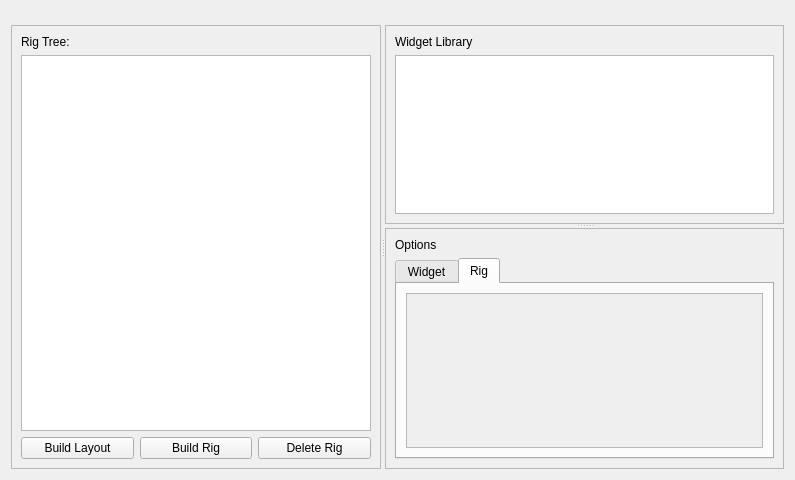
Above: ui_resources/rigwidget.ui from jspatrick/beings before the change. Below: the same form after it.
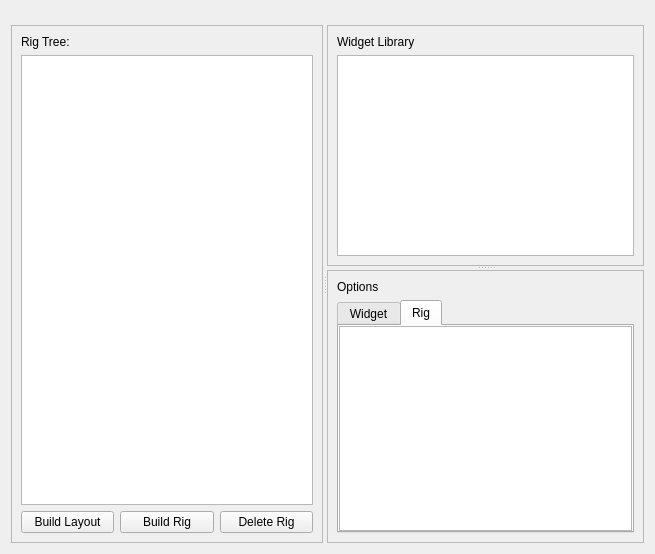
That is the form after the change. The open tabs and pages were chosen to show the change. Custom widgets are drawn as their Qt base class.

The edit to the form file:
```diff
--- a/ui_resources/rigwidget.ui
+++ b/ui_resources/rigwidget.ui
@@ -6,8 +6,8 @@
    <rect>
     <x>0</x>
     <y>0</y>
-    <width>795</width>
-    <height>480</height>
+    <width>655</width>
+    <height>554</height>
    </rect>
   </property>
   <property name="windowTitle">
@@ -117,13 +117,16 @@
            <enum>QTabWidget::Rounded</enum>
           </property>
           <property name="currentIndex">
-           <number>0</number>
+           <number>1</number>
           </property>
           <widget class="QWidget" name="widgetOptions">
            <attribute name="title">
             <string>Widget</string>
            </attribute>
            <layout class="QVBoxLayout" name="verticalLayout">
+            <property name="margin">
+             <number>0</number>
+            </property>
             <item>
              <widget class="QTreeView" name="widgetOptionsView"/>
             </item>
@@ -131,14 +134,21 @@
           </widget>
           <widget class="QWidget" name="rigOptions">
            <property name="enabled">
-            <bool>false</bool>
+            <bool>true</bool>
            </property>
            <attribute name="title">
             <string>Rig</string>
            </attribute>
            <layout class="QVBoxLayout" name="verticalLayout_3">
+            <property name="margin">
+             <number>0</number>
+            </property>
             <item>
-             <widget class="QTreeView" name="rigOptionsView"/>
+             <widget class="QTreeView" name="rigOptionsView">
+              <property name="enabled">
+               <bool>true</bool>
+              </property>
+             </widget>
             </item>
            </layout>
           </widget>
```
